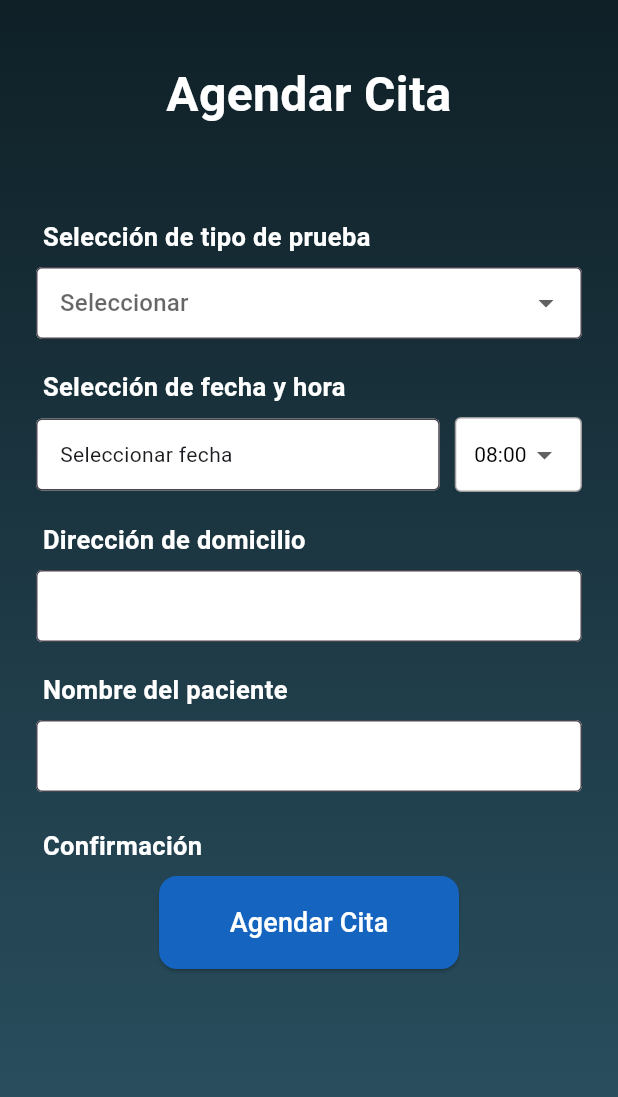
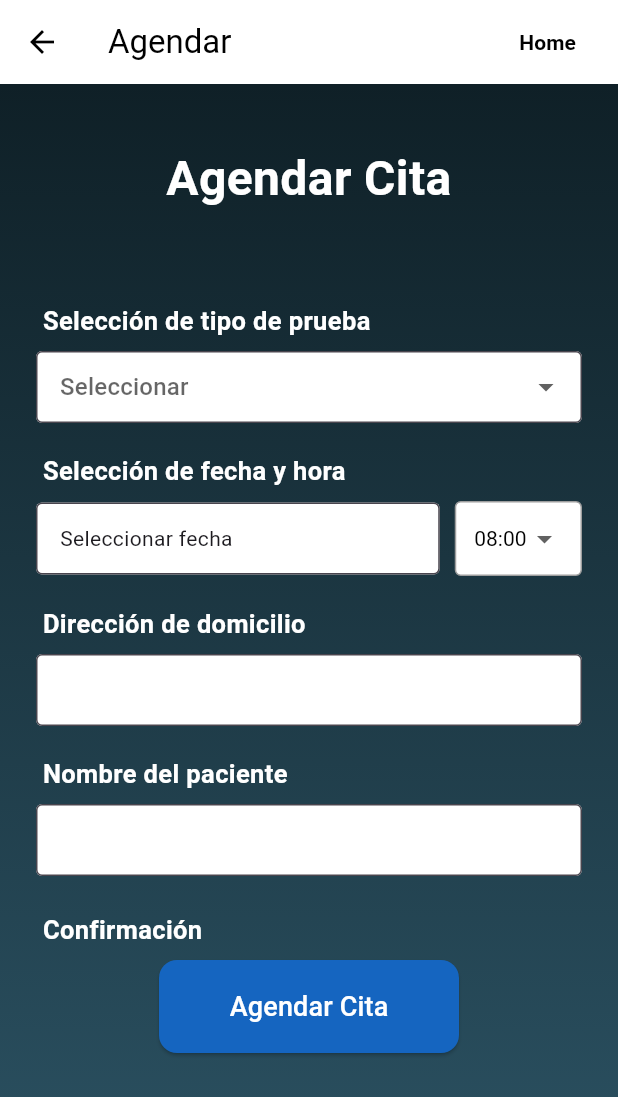
Before and after one commit to DVeliz99/lab_cg, a Flutter app: the AgendarCitaScreen screen opened by its route, on a phone screen of 412 x 824 dp. Shown: the top 1097 px of the screen. Run offline on Flutter 3.47's test engine with Material 3 defaults, Android fonts, the phone set to English and light mode, and no system bars; our stand-ins replace firebase_auth; accounts and stored records are empty.

Commit message:
feat(Nueva-funcionalidad-de-boton-home): home_button

```diff
--- a/lib/main.dart
+++ b/lib/main.dart
@@ -19,6 +19,7 @@ class MyApp extends StatelessWidget {
         colorScheme: ColorScheme.fromSeed(seedColor: Colors.deepPurple),
       ),
       initialRoute: 'init',
+
       routes: {
         "init": (context) => Login(),
         "app-controller": (context) => PopUpMenu(),
--- a/lib/presentation/screens/cita.dart
+++ b/lib/presentation/screens/cita.dart
@@ -16,11 +16,49 @@ class _AgendarCitaScreenState extends State<AgendarCitaScreen> {
   final _direccionController = TextEditingController();
   final _nombreController = TextEditingController();
 
-  //final AgendarCita _useCase = AgendarCita(LocalCitaDataSource());
-
   @override
   Widget build(BuildContext context) {
     return Scaffold(
+      appBar: AppBar(
+        automaticallyImplyLeading: true,
+        title: const Text(
+          'Agendar',
+          style: TextStyle(
+            color: Colors.black,
+            fontWeight: FontWeight.normal, // sin negrita
+          ),
+        ),
+        backgroundColor: Colors.white,
+        elevation: 0,
+        leading: IconButton(
+          icon: const Icon(Icons.arrow_back, color: Colors.black),
+          onPressed: () {
+            Navigator.pop(context);
+          },
+        ),
+        actions: [
+          Padding(
+            padding: const EdgeInsets.only(right: 12),
+            child: TextButton(
+              onPressed: () {
+                Navigator.pushNamed(context, 'settings'); // o 'home'
+              },
+              style: TextButton.styleFrom(
+                padding: const EdgeInsets.symmetric(horizontal: 16, vertical: 8),
+                backgroundColor: Colors.white,
+                foregroundColor: Colors.black,
+                shape: RoundedRectangleBorder(
+                  borderRadius: BorderRadius.circular(8),
+                ),
+              ),
+              child: const Text(
+                'Home',
+                style: TextStyle(fontWeight: FontWeight.bold),
+              ),
+            ),
+          ),
+        ],
+      ),
       body: Container(
         width: double.infinity,
         decoration: const BoxDecoration(
@@ -37,7 +75,7 @@ class _AgendarCitaScreenState extends State<AgendarCitaScreen> {
             const Text(
               'Agendar Cita',
               style: TextStyle(
-                fontSize: 32, // aumentado
+                fontSize: 32,
                 fontWeight: FontWeight.bold,
                 color: Colors.white,
               ),
@@ -172,7 +210,7 @@ class _AgendarCitaScreenState extends State<AgendarCitaScreen> {
       title,
       style: const TextStyle(
         fontWeight: FontWeight.bold,
-        fontSize: 17, // aumentado
+        fontSize: 17,
         color: Colors.white,
       ),
     );
@@ -206,7 +244,8 @@ class _AgendarCitaScreenState extends State<AgendarCitaScreen> {
         _direccionController.text.isEmpty ||
         _nombreController.text.isEmpty) {
       ScaffoldMessenger.of(context).showSnackBar(
-          const SnackBar(content: Text('Por favor complete todos los campos.')));
+        const SnackBar(content: Text('Por favor complete todos los campos.')),
+      );
       return;
     }
 
@@ -221,8 +260,8 @@ class _AgendarCitaScreenState extends State<AgendarCitaScreen> {
       estado: 'pendiente',
     );
 
-    //await _useCase(cita)_;
     ScaffoldMessenger.of(context).showSnackBar(
-        const SnackBar(content: Text('Cita agendada exitosamente.')));
+      const SnackBar(content: Text('Cita agendada exitosamente.')),
+    );
   }
 }
```
